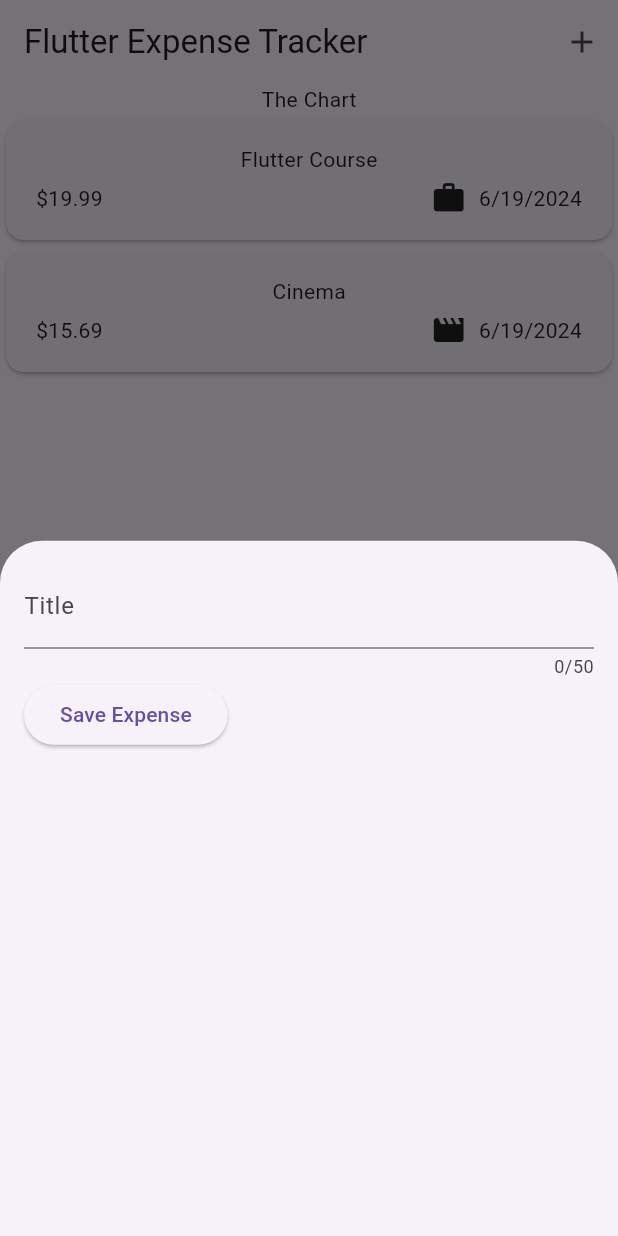
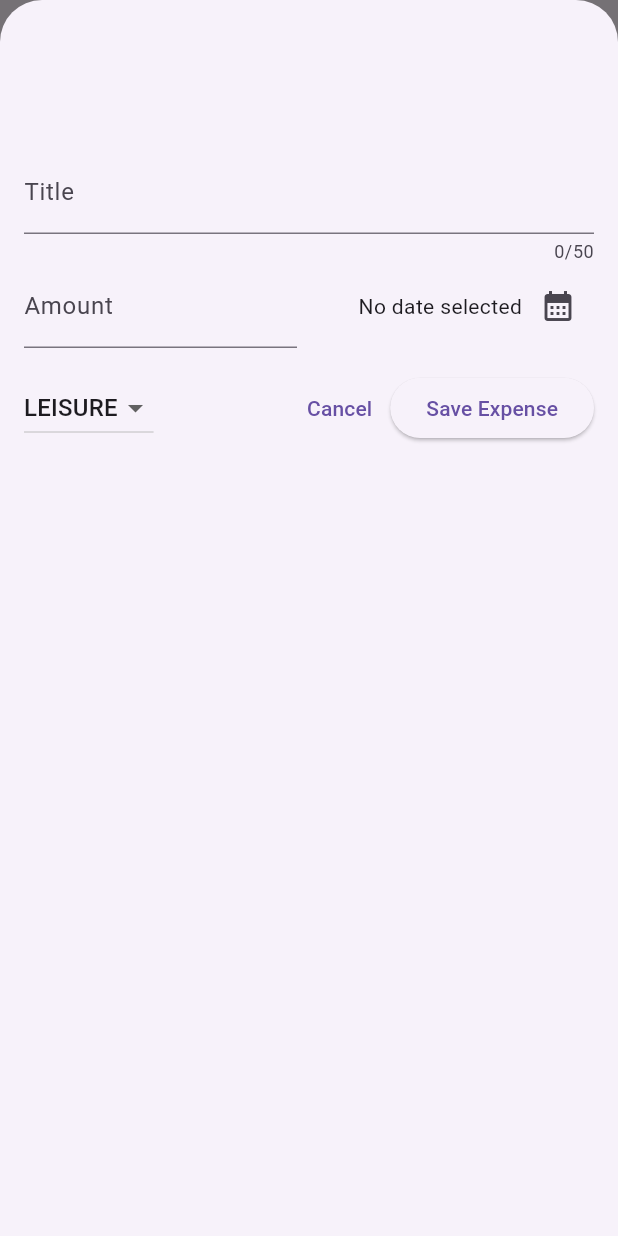
Before and after one commit to KevinGrastorf/expense_app_flutter, a Flutter app: the screen it shows after launch, after a tap on the "add" icon, on a phone screen of 412 x 824 dp. Run offline on Flutter 3.47's test engine with Material 3 defaults, Android fonts, the phone set to English and light mode, and no system bars.

```diff
--- a/lib/widgets/expenses.dart
+++ b/lib/widgets/expenses.dart
@@ -30,9 +30,24 @@ class _ExpensesState extends State<Expenses> {
 
   _openAddExpenseOverlay() {
     showModalBottomSheet(
+      isScrollControlled: true,
       context: context,
-      builder: (ctx) => const NewExpense(),
+      builder: (ctx) => NewExpense(
+        onAddExpense: _addExpense,
+      ),
     );
+  }
+
+  void _addExpense(Expense expense) {
+    setState(() {
+      _registeredExpenses.add(expense);
+    });
+  }
+
+  void _removeExpense(Expense expense) {
+    setState(() {
+      _registeredExpenses.remove(expense);
+    });
   }
 
   @override
@@ -53,6 +68,7 @@ class _ExpensesState extends State<Expenses> {
           Expanded(
             child: ExpensesList(
               expenses: _registeredExpenses,
+              onRemoveExpense: _removeExpense,
             ),
           ),
         ],
--- a/lib/widgets/expenses_list/expenses_list.dart
+++ b/lib/widgets/expenses_list/expenses_list.dart
@@ -7,16 +7,22 @@ class ExpensesList extends StatelessWidget {
   const ExpensesList({
     super.key,
     required this.expenses,
+    required this.onRemoveExpense,
   });
 
   final List<Expense> expenses;
+  final void Function(Expense expense) onRemoveExpense;
 
   @override
   Widget build(BuildContext context) {
     return ListView.builder(
       itemCount: expenses.length,
-      itemBuilder: (ctx, index) => ExpenseItem(
-        expenses[index],
+      itemBuilder: (ctx, index) => Dismissible(
+        key: ValueKey(expenses[index]),
+        onDismissed: (direction) {
+          onRemoveExpense(expenses[index]);
+        },
+        child: ExpenseItem(expenses[index]),
       ),
     );
   }
--- a/lib/widgets/new_expense.dart
+++ b/lib/widgets/new_expense.dart
@@ -1,7 +1,11 @@
 import 'package:flutter/material.dart';
 
+import 'package:expense_tracker_app/models/expense.dart';
+
 class NewExpense extends StatefulWidget {
-  const NewExpense({super.key});
+  const NewExpense({super.key, required this.onAddExpense});
+
+  final void Function(Expense expense) onAddExpense;
 
   @override
   State<NewExpense> createState() {
@@ -10,20 +14,76 @@ class NewExpense extends StatefulWidget {
 }
 
 class _NewExpenseState extends State<NewExpense> {
-  var _enteredTitle = '';
+  final _titleController = TextEditingController();
+  final _amountController = TextEditingController();
+  DateTime? _selectedDate;
+  Category _selectedCategory = Category.leisure;
 
-  void _saveTitleInput(String inputValue) {
-    _enteredTitle = inputValue;
+  void _presentDatePicker() async {
+    final now = DateTime.now();
+    final firstDate = DateTime(now.year - 1, now.month, now.day);
+    final pickedDate = await showDatePicker(
+      context: context,
+      firstDate: firstDate,
+      lastDate: now,
+    );
+    setState(
+      () {
+        _selectedDate = pickedDate;
+      },
+    );
+  }
+
+  void _submitExpenseData() {
+    final enteredAmount = double.tryParse(_amountController.text);
+    final amountIsInvalid = enteredAmount == null || enteredAmount <= 0;
+    if (_titleController.text.trim().isEmpty ||
+        amountIsInvalid ||
+        _selectedDate == null) {
+      showDialog(
+        context: context,
+        builder: (ctx) => AlertDialog(
+          title: const Text('Invalid input'),
+          content: const Text(
+              'Please make sure a valid title, amount, date and category was entered.'),
+          actions: [
+            TextButton(
+              onPressed: () {
+                Navigator.pop(ctx);
+              },
+              child: const Text('Okay'),
+            ),
+          ],
+        ),
+      );
+      return;
+    }
+    widget.onAddExpense(
+      Expense(
+        title: _titleController.text,
+        amount: enteredAmount,
+        date: _selectedDate!,
+        category: _selectedCategory,
+      ),
+    );
+    Navigator.pop(context);
+  }
+
+  @override
+  void dispose() {
+    _titleController.dispose();
+    _amountController.dispose();
+    super.dispose;
   }
 
   @override
   Widget build(BuildContext context) {
     return Padding(
-      padding: EdgeInsets.all(16),
+      padding: const EdgeInsets.fromLTRB(16, 100, 16, 16),
       child: Column(
         children: [
           TextField(
-            onChanged: _saveTitleInput,
+            controller: _titleController,
             maxLength: 50,
             decoration: const InputDecoration(
               label: Text('Title'),
@@ -31,14 +91,75 @@ class _NewExpenseState extends State<NewExpense> {
           ),
           Row(
             children: [
+              Expanded(
+                child: TextField(
+                  controller: _amountController,
+                  keyboardType: TextInputType.number,
+                  decoration: const InputDecoration(
+                    prefixText: '\$',
+                    label: Text('Amount'),
+                  ),
+                ),
+              ),
+              const SizedBox(width: 16),
+              Expanded(
+                child: Row(
+                  mainAxisAlignment: MainAxisAlignment.end,
+                  crossAxisAlignment: CrossAxisAlignment.center,
+                  children: [
+                    Text(
+                      _selectedDate == null
+                          ? 'No date selected'
+                          : formatter.format(_selectedDate!),
+                    ),
+                    IconButton(
+                      onPressed: _presentDatePicker,
+                      icon: const Icon(Icons.calendar_month),
+                    ),
+                  ],
+                ),
+              ),
+            ],
+          ),
+          const SizedBox(height: 16),
+          Row(
+            children: [
+              DropdownButton(
+                value: _selectedCategory,
+                items: Category.values
+                    .map(
+                      (category) => DropdownMenuItem(
+                        value: category,
+                        child: Text(
+                          category.name.toUpperCase(),
+                        ),
+                      ),
+                    )
+                    .toList(),
+                onChanged: (value) {
+                  if (value == null) {
+                    return;
+                  }
+                  setState(() {
+                    _selectedCategory = value;
+                  });
+                },
+              ),
+              const Spacer(),
+              TextButton(
+                onPressed: () {
+                  Navigator.pop(context);
+                },
+                child: const Text('Cancel'),
+              ),
               ElevatedButton(
                 onPressed: () {
-                  print(_enteredTitle);
+                  _submitExpenseData();
                 },
                 child: const Text('Save Expense'),
-              )
+              ),
             ],
-          )
+          ),
         ],
       ),
     );
```
